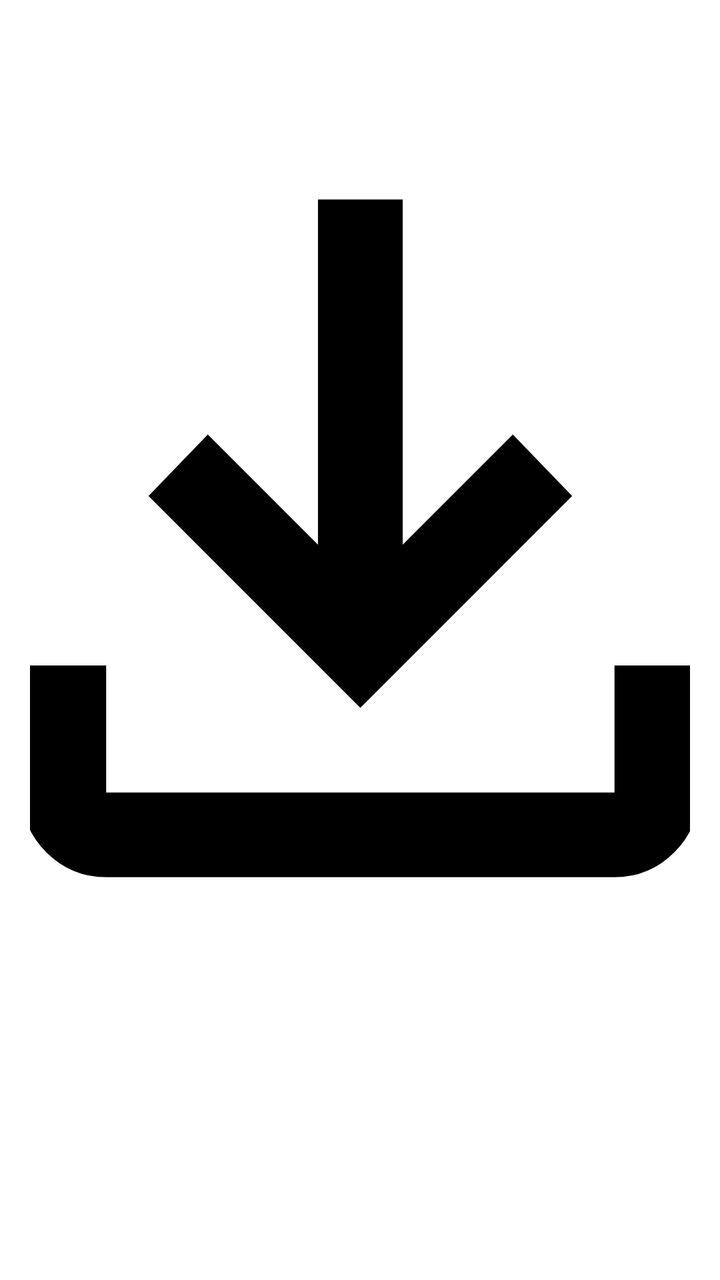
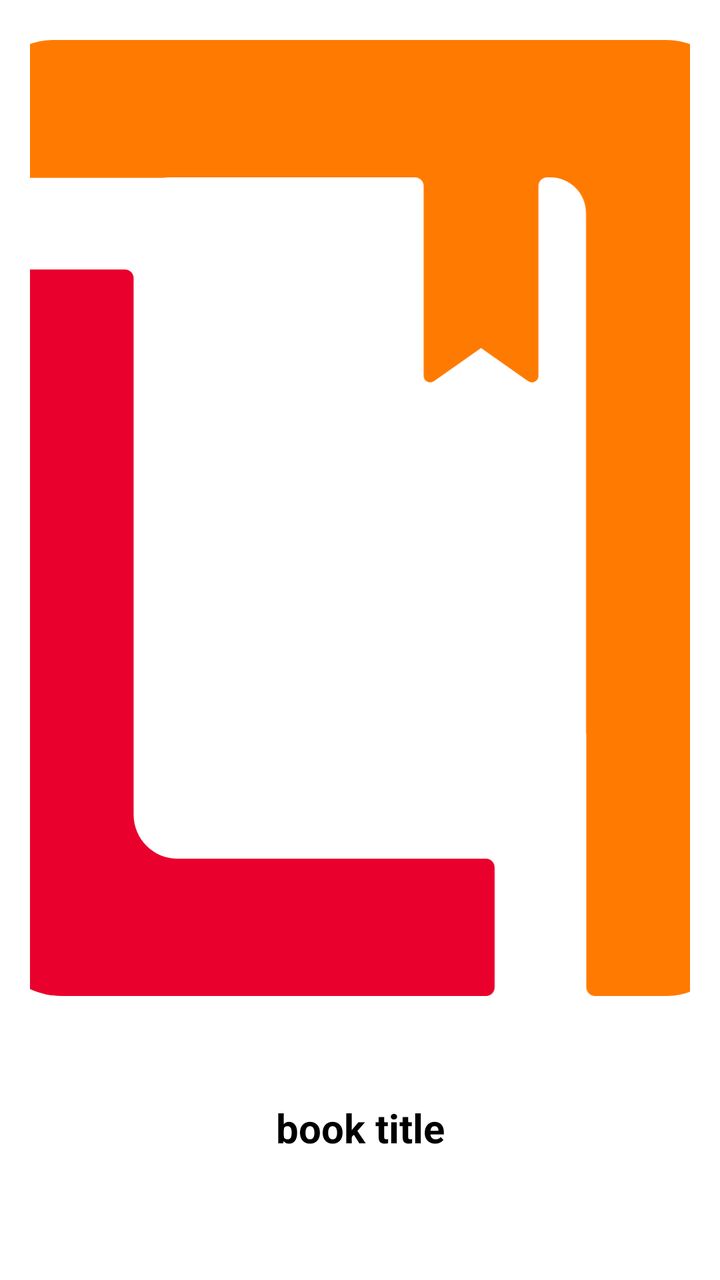

Compare the two renders of this Android layout. The source of the first and the diff that turns it into the second are given below.
<!-- AndroidManifest.xml: application theme Theme.Bookies_001 -->
<!-- res/layout/user_book_list.xml -->
<?xml version="1.0" encoding="utf-8"?>
<LinearLayout xmlns:android="http://schemas.android.com/apk/res/android"
    android:layout_width="200dp"
    android:layout_height="300dp"
    xmlns:app="http://schemas.android.com/apk/res-auto"
    android:padding="15dp"
    android:orientation="vertical">

    <ImageView
        android:id="@+id/user_book_img"
        android:layout_width="match_parent"
        android:layout_height="0dp"
        android:layout_weight="1"
        android:scaleType="centerCrop"
        android:src="@drawable/download_black"
        app:tint="@color/clear" />

    <TextView
        android:id="@+id/user_book_title"
        android:layout_width="match_parent"
        android:layout_height="0dp"
        android:layout_weight="0.2"
        android:gravity="center"
        android:textSize="20sp"
        android:textStyle="bold"/>
</LinearLayout>
<!-- resources referenced by this layout -->
<resources>
  <color name="clear">#00000000</color>"
  <!-- drawable download_black (drawable) -->
  <vector xmlns:android="http://schemas.android.com/apk/res/android"
      android:width="24dp"
      android:height="24dp"
      android:viewportWidth="960"
      android:viewportHeight="960">
    <path
        android:pathData="M480,640 L280,440l56,-58 104,104v-326h80v326l104,-104 56,58 -200,200ZM240,800q-33,0 -56.5,-23.5T160,720v-120h80v120h480v-120h80v120q0,33 -23.5,56.5T720,800L240,800Z"
        android:fillColor="#000000"/>
  </vector>
  <style name="Theme.Bookies_001" parent="Theme.MaterialComponents.DayNight.NoActionBar">
          
          <item name="colorPrimary">@color/orange</item>
          <item name="colorPrimaryVariant">@color/orange</item>
          <item name="colorOnPrimary">@color/black</item>
          
          <item name="colorSecondary">#E4E4E4</item>
          <item name="colorSecondaryVariant">#D1D1D1</item>
          <item name="colorOnSecondary">@color/black</item>
          
          <item name="android:statusBarColor">?attr/colorPrimaryVariant</item>
          
          
          <item name="android:textColor">@color/black</item>
          <item name="android:textColorPrimary">@color/black</item>
          <item name="android:textColorSecondary">@color/black</item>
  
          
          <item name="android:navigationBarColor">@color/orange</item>
          <item name="android:tint">@color/black</item>
      </style>
  <color name="orange">#FF5722</color>"
  <color name="black">#FF000000</color>
</resources>

<!-- the commit's change to res/layout/user_book_list.xml (unified diff, before → after) -->
@@ -8,11 +8,12 @@
 
     <ImageView
         android:id="@+id/user_book_img"
-        android:layout_width="match_parent"
+        android:layout_width="wrap_content"
         android:layout_height="0dp"
-        android:layout_weight="1"
+        android:layout_weight="0.8"
+        android:padding="5dp"
         android:scaleType="centerCrop"
-        android:src="@drawable/download_black"
+        android:src="@drawable/bookkies_icon_thick"
         app:tint="@color/clear" />
 
     <TextView
@@ -21,6 +22,9 @@
         android:layout_height="0dp"
         android:layout_weight="0.2"
         android:gravity="center"
+        android:maxLines="2"
+        android:ellipsize="end"
+        android:text="book title"
         android:textSize="20sp"
         android:textStyle="bold"/>
 </LinearLayout>
<!-- resource entries referenced after the edit -->
@@ -1,15 +1,18 @@
 <!-- resources referenced by this layout -->
 <resources>
   <color name="clear">#00000000</color>"
-  <!-- drawable download_black (drawable) -->
+  <!-- drawable bookkies_icon_thick (drawable) -->
   <vector xmlns:android="http://schemas.android.com/apk/res/android"
-      android:width="24dp"
-      android:height="24dp"
-      android:viewportWidth="960"
-      android:viewportHeight="960">
+      android:width="329.07dp"
+      android:height="420.5dp"
+      android:viewportWidth="329.07"
+      android:viewportHeight="420.5">
     <path
-        android:pathData="M480,640 L280,440l56,-58 104,104v-326h80v326l104,-104 56,58 -200,200ZM240,800q-33,0 -56.5,-23.5T160,720v-120h80v120h480v-120h80v120q0,33 -23.5,56.5T720,800L240,800Z"
-        android:fillColor="#000000"/>
+        android:pathData="M223.87,363.92v52.77c0,2.1 -1.7,3.8 -3.8,3.8H33.34c-18.42,0 -33.34,-14.93 -33.34,-33.34V104.76c0,-2.1 1.7,-3.8 3.8,-3.8h57.37c2.1,0 3.8,1.7 3.8,3.8v235.87c0,10.76 8.72,19.48 19.48,19.48h135.6c2.1,0 3.8,1.7 3.8,3.8Z"
+        android:fillColor="#ea002c"/>
+    <path
+        android:pathData="M329.07,29.54v361.42c0,16.31 -13.23,29.54 -29.54,29.54h-31.44c-2.14,0 -3.88,-1.74 -3.88,-3.88v-111.44h-0.12V76.06c0,-8.66 -7.02,-15.68 -15.68,-15.68h-1.41c-2.14,0 -3.87,1.73 -3.87,3.87v83.46c0,2.33 -2.62,3.69 -4.52,2.35l-20.73,-14.62 -20.73,14.62c-1.9,1.34 -4.52,-0.02 -4.52,-2.35v-83.46c0,-2.14 -1.73,-3.87 -3.87,-3.87h-108.1c-0.93,0 -1.84,0.08 -2.72,0.24H4.43c-2.44,0 -4.43,-1.98 -4.43,-4.43v-26.65C0,13.23 13.23,0 29.54,0h269.99c16.31,0 29.54,13.23 29.54,29.54Z"
+        android:fillColor="#ff7a00"/>
   </vector>
   <style name="Theme.Bookies_001" parent="Theme.MaterialComponents.DayNight.NoActionBar">
           
